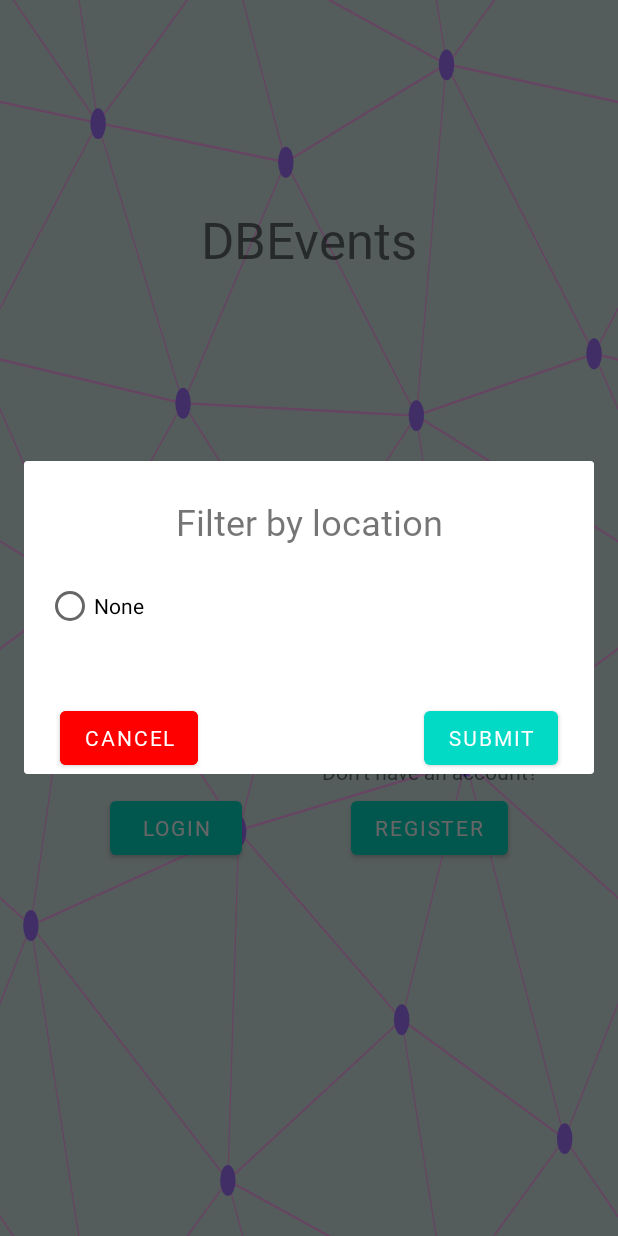
After one commit to BEX-Events-Android/Frontend, an Android app: the fragment CustomDialogFragment placed in its activity, on a phone screen of 412 x 824 dp. The commit adds this screen. Run offline under Robolectric (Android 15) with nearby library versions, the phone set to English and light mode, and no system bars; our stand-ins replace navigation-ui; 3 statements that could not run were skipped.

Commit message:
Full working filter by location

```diff
--- /dev/null
+++ b/app/src/main/java/com/example/db_events/CustomDialogFragment.kt
@@ -0,0 +1,87 @@
+package com.example.db_events
+
+import android.os.Bundle
+import android.view.LayoutInflater
+import android.view.View
+import android.view.ViewGroup
+import android.widget.RadioButton
+import androidx.core.os.bundleOf
+import androidx.fragment.app.DialogFragment
+import androidx.lifecycle.ViewModelProvider
+import com.example.db_events.databinding.FragmentCustomDialogBinding
+
+
+class CustomDialogFragment : DialogFragment() {
+
+    private lateinit var binding: FragmentCustomDialogBinding
+    private lateinit var viewModel: CustomDialogViewModel
+
+    private lateinit var locationsList: ArrayList<String>
+
+    fun newInstance(locationsList: ArrayList<String>): CustomDialogFragment? {
+        val f = CustomDialogFragment()
+
+        val args = bundleOf("locations" to locationsList)
+        f.setArguments(args)
+        return f
+    }
+
+    override fun onCreate(savedInstanceState: Bundle?) {
+        super.onCreate(savedInstanceState)
+        locationsList = arguments?.getStringArrayList("locations")!!
+    }
+
+    override fun onCreateView(
+        inflater: LayoutInflater,
+        container: ViewGroup?,
+        savedInstanceState: Bundle?
+    ): View? {
+        binding = FragmentCustomDialogBinding.inflate(inflater, container, false)
+
+        subscribeToVM()
+
+        for(i in locationsList.indices) {
+            val rb = RadioButton(getActivity())
+
+            rb.text = locationsList.get(i)
+            rb.id = i
+
+            binding.locationRadioGroup.addView(rb)
+        }
+
+        val rb = RadioButton(getActivity())
+
+        rb.text = "None"
+        rb.id = locationsList.size
+
+        binding.locationRadioGroup.addView(rb)
+
+        binding.cancelButton.setOnClickListener {
+            dismiss()
+        }
+
+        binding.submitButton.setOnClickListener {
+
+            val selectedId = binding.locationRadioGroup.checkedRadioButtonId
+            val radio = binding.locationRadioGroup.findViewById<RadioButton>(selectedId)
+
+            val location = radio.text.toString()
+
+            requireActivity().supportFragmentManager.setFragmentResultListener(
+                "location",
+                viewLifecycleOwner
+            ) { requestKey, result ->
+                val fragment = result.get("location") as EventsListFragment
+                fragment.setFilter(location)
+            }
+            dismiss()
+        }
+
+        return binding.root
+    }
+
+    private fun subscribeToVM() {
+        viewModel = ViewModelProvider(this)[CustomDialogViewModel::class.java]
+
+    }
+}
--- /dev/null
+++ b/app/src/main/java/com/example/db_events/CustomDialogViewModel.kt
@@ -0,0 +1,17 @@
+package com.example.db_events
+
+import androidx.lifecycle.LiveData
+import androidx.lifecycle.MutableLiveData
+import androidx.lifecycle.ViewModel
+import androidx.lifecycle.viewModelScope
+import com.example.db_events.network.EventsApi
+import kotlinx.coroutines.launch
+
+class CustomDialogViewModel : ViewModel(){
+
+    init {
+
+    }
+
+
+}
--- a/app/src/main/res/drawable/rounded_corners.xml
+++ /dev/null
@@ -1,4 +0,0 @@
-<?xml version="1.0" encoding="utf-8"?>
-<selector xmlns:android="http://schemas.android.com/apk/res/android">
-
-</selector>
--- /dev/null
+++ b/app/src/main/res/layout/fragment_custom_dialog.xml
@@ -0,0 +1,53 @@
+<?xml version="1.0" encoding="utf-8"?>
+<androidx.constraintlayout.widget.ConstraintLayout xmlns:android="http://schemas.android.com/apk/res/android"
+    android:layout_width="match_parent"
+    android:layout_height="match_parent"
+    xmlns:app="http://schemas.android.com/apk/res-auto">
+
+    <TextView
+        android:id="@+id/headerTextView"
+        android:layout_width="wrap_content"
+        android:layout_height="wrap_content"
+        android:text="@string/filter_by_location"
+        android:textSize="@dimen/medium_text"
+        app:layout_constraintTop_toTopOf="parent"
+        app:layout_constraintLeft_toLeftOf="parent"
+        app:layout_constraintRight_toRightOf="parent"
+        android:layout_marginTop="@dimen/big_margin"
+        />
+
+    <RadioGroup
+        android:id="@+id/locationRadioGroup"
+        android:layout_width="400dp"
+        android:layout_height="wrap_content"
+        android:orientation="vertical"
+        android:padding="@dimen/big_margin"
+        app:layout_constraintTop_toBottomOf="@id/headerTextView"
+        app:layout_constraintLeft_toLeftOf="parent"
+        app:layout_constraintRight_toRightOf="parent"
+        />
+
+    <Button
+        android:id="@+id/cancelButton"
+        android:layout_width="wrap_content"
+        android:layout_height="wrap_content"
+        android:text="Cancel"
+        android:backgroundTint="@color/red"
+        android:textColor="@color/white"
+        app:layout_constraintTop_toBottomOf="@id/locationRadioGroup"
+        app:layout_constraintStart_toStartOf="parent"
+        android:layout_marginStart="@dimen/big_margin"
+        android:layout_marginTop="@dimen/big_margin"
+        />
+
+    <Button
+        android:id="@+id/submitButton"
+        android:layout_width="wrap_content"
+        android:layout_height="wrap_content"
+        android:text="Submit"
+        app:layout_constraintTop_toBottomOf="@id/locationRadioGroup"
+        app:layout_constraintEnd_toEndOf="parent"
+        android:layout_marginEnd="@dimen/big_margin"
+        android:layout_marginTop="@dimen/big_margin"
+        />
+</androidx.constraintlayout.widget.ConstraintLayout>
--- a/app/src/main/res/layout/fragment_login.xml
+++ b/app/src/main/res/layout/fragment_login.xml
@@ -28,7 +28,7 @@
 
         <EditText
             android:id="@+id/email_input"
-            android:text="petru@mail.com"
+            android:text="andrei.anghel2810@gmail.com"
             android:layout_width="wrap_content"
             android:layout_height="wrap_content"
             android:layout_marginBottom="40dp"
@@ -49,7 +49,7 @@
 
         <EditText
             android:id="@+id/password_input"
-            android:text="test"
+            android:text="12345678"
             android:layout_width="wrap_content"
             android:layout_height="wrap_content"
             android:layout_marginBottom="40dp"
--- a/app/src/main/res/values/strings.xml
+++ b/app/src/main/res/values/strings.xml
@@ -19,4 +19,5 @@
     <string name="fullName_placeholder">Anghel Andrei</string>
     <string name="email_placeholder">andrei@gmail.com</string>
     <string name="nav_profile">Profile</string>
+    <string name="filter_by_location">Filter by location</string>
 </resources>
```
Also changed, not shown: app/src/main/java/com/example/db_events/EventsListFragment.kt (+19 -6 lines).
